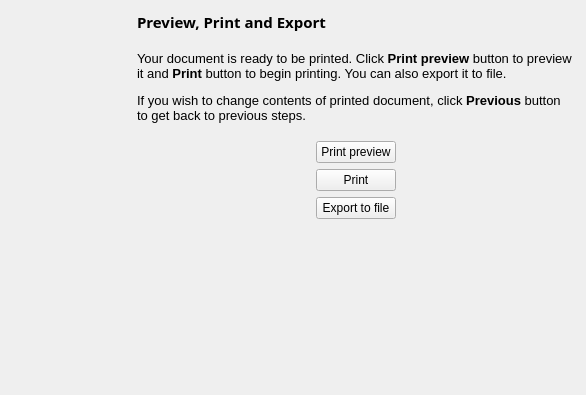
Above: kstars/printing/pwizprint.ui from KDE/kstars before the change. Below: the same form after it.
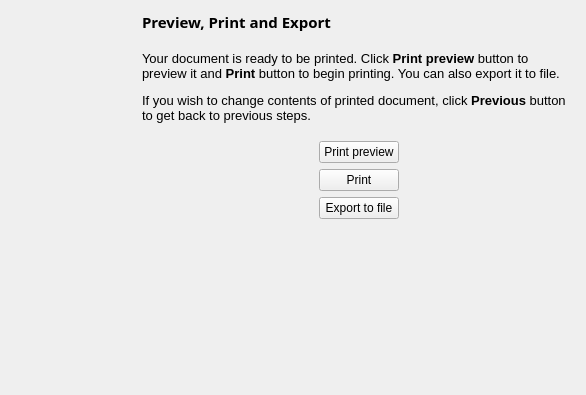
That is the form after the change.

Commit message: Added spacer between banner image and step layout in Printing Wizard.

The edit to the form file:
```diff
--- a/kstars/printing/pwizprint.ui
+++ b/kstars/printing/pwizprint.ui
@@ -39,6 +39,22 @@
      </property>
     </widget>
    </item>
+   <item>
+    <spacer name="horSpacer7">
+     <property name="orientation">
+      <enum>Qt::Horizontal</enum>
+     </property>
+     <property name="sizeType">
+      <enum>QSizePolicy::Fixed</enum>
+     </property>
+     <property name="sizeHint" stdset="0">
+      <size>
+       <width>5</width>
+       <height>20</height>
+      </size>
+     </property>
+    </spacer>
+   </item>
    <item>
     <layout class="QVBoxLayout" name="printLayout">
      <property name="spacing">
```
Left out of the diff: 4 changed lines with no effect on the pictures. The commit also changes 9 other files.
